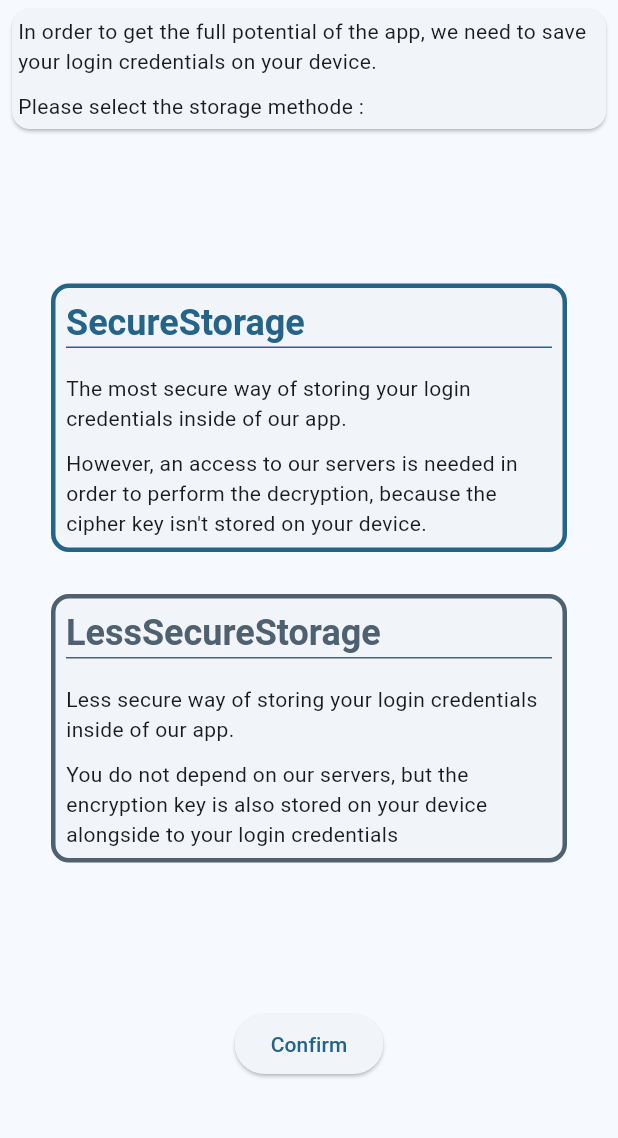
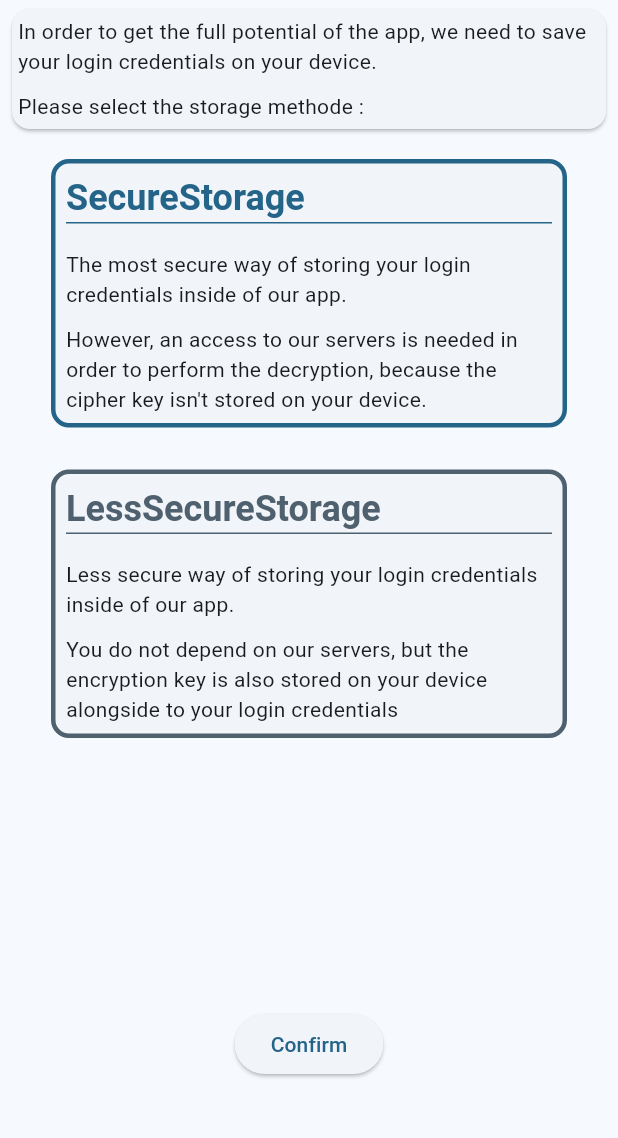
Before and after one commit to devdl11/Flutter-PolyDET, a Flutter app: the AppPageView screen opened directly, on a phone screen of 412 x 824 dp, the part 78-1216 px from its top. Run offline on Flutter 3.47's test engine with Material 2 defaults, Android fonts, the phone set to English and light mode, and no system bars; our stand-ins replace flutter_svg.

Commit message:
push advancements

```diff
--- a/lib/interfaces/view/i_onboarding_subview.dart
+++ b/lib/interfaces/view/i_onboarding_subview.dart
@@ -1,7 +1,37 @@
+import 'package:flutter/material.dart';
+import 'package:polydet/view/elements/simple_description_card.dart';
+
 abstract interface class IOnBoardingSubView {
 
-  /// Called by the OnBoarding button.
-  /// True => Can move on;
-  /// False => Stay on current subview
-  Future<bool> onConfirm();
+  SimpleDescriptionCard getDescription();
 }
+
+mixin OnBoardingSubviewRender {
+  Widget render(Widget description, Widget submenu, String buttonDesc, VoidCallback? callback) {
+    return Column(
+      children: [
+        description,
+        Expanded(
+            child: Column(
+                mainAxisAlignment: MainAxisAlignment.start,
+                mainAxisSize: MainAxisSize.max,
+                children: [
+                  submenu
+                ]
+            )
+        ),
+        ConstrainedBox(
+          constraints: const BoxConstraints(maxHeight: 100),
+          child: Column(
+            mainAxisSize: MainAxisSize.max,
+            children: [
+              ElevatedButton(
+                  onPressed: callback,
+                  child: Text(buttonDesc)),
+            ],
+          ),
+        ),
+      ],
+    );
+  }
+}
--- a/lib/interfaces/view/i_subview_with_description.dart
+++ /dev/null
@@ -1,3 +0,0 @@
-abstract interface class ISubViewWithDescription {
-  List<String> getDescription();
-}
--- /dev/null
+++ b/lib/view/elements/simple_description_card.dart
@@ -0,0 +1,30 @@
+import 'package:flutter/material.dart';
+
+import 'flexible_text_with_padding.dart';
+
+class SimpleDescriptionCard extends StatelessWidget {
+  final List<String> description;
+
+  const SimpleDescriptionCard({super.key, required this.description});
+
+  @override
+  Widget build(BuildContext context) {
+    return Padding(
+      padding: const EdgeInsets.symmetric(
+          vertical: 2, horizontal: 4),
+      child: Card(
+        child: Column(
+          children: [
+            for (final str in description)
+              FlexibleTextWithPadding(
+                text: str,
+                horizontal: 4,
+                vertical: 5,
+              ),
+          ],
+        ),
+      ),
+    );
+  }
+
+}
--- a/lib/view/pages/on_boarding.dart
+++ b/lib/view/pages/on_boarding.dart
@@ -1,11 +1,8 @@
 import 'package:flutter/material.dart';
-import 'package:polydet/interfaces/view/i_onboarding_subview.dart';
 import 'package:polydet/interfaces/view/i_page_with_route.dart';
-import 'package:polydet/interfaces/view/i_subview_with_description.dart';
 import 'package:polydet/types/secure_storage_type.dart';
 import 'package:polydet/view/elements/app_pageview.dart';
 import 'package:polydet/view/elements/colored_header.dart';
-import 'package:polydet/view/elements/flexible_text_with_padding.dart';
 import 'package:polydet/view/subview/OnBoarding/oasis_login_page.dart';
 import 'package:polydet/view/subview/OnBoarding/secure_storage_selection.dart';
 import 'package:provider/provider.dart';
@@ -62,17 +59,14 @@ class FirstSetupState extends ChangeNotifier {
 
 class _OnBoardingPageComponentState extends State<OnBoardingPageComponent> {
   var _submenuIndex = 0;
-  var isSubmenuProcessing = false;
   // first submenu
-  Widget submenu = const SecureStorageSelection();
+  late Widget submenu;
 
-
-  void nextSubview(BuildContext context) {
+  void nextSubview() {
     _submenuIndex += 1;
     if (_submenuIndex == 1) {
       setState(() {
-        submenu = OasisLoginPage();
-        isSubmenuProcessing = false;
+        submenu = OasisLoginPage(changeSubview: nextSubview,);
       });
     } else {
       throw RangeError("Invalid OnBoarding Submenu !");
@@ -80,22 +74,16 @@ class _OnBoardingPageComponentState extends State<OnBoardingPageComponent> {
   }
 
   @override
+  void initState() {
+    super.initState();
+    submenu = SecureStorageSelection(changeSubview: nextSubview,);
+  }
+
+  @override
   Widget build(BuildContext context) {
-    var mediaq = MediaQuery.of(context);
     var theme = Theme.of(context);
-
-
-    // I trust myself
-    var callback = (submenu as IOnBoardingSubView).onConfirm();
-
     var headerTextStyle = theme.textTheme.headlineMedium!
         .merge(TextStyle(color: theme.colorScheme.onPrimary));
-
-    var descrTextStyle = theme.textTheme.bodyLarge!;
-    List<String>? descriptionTexts;
-    if (submenu is ISubViewWithDescription) {
-      descriptionTexts = (submenu as ISubViewWithDescription).getDescription();
-    }
 
     return Column(
       mainAxisSize: MainAxisSize.max,
@@ -104,33 +92,7 @@ class _OnBoardingPageComponentState extends State<OnBoardingPageComponent> {
           color: theme.colorScheme.primary,
           textStyle: headerTextStyle,
         ),
-        Expanded(child: OnBoardingSubMenuAnimation(descriptionTexts: descriptionTexts, submenu: submenu)),
-        ConstrainedBox(
-          constraints: const BoxConstraints(maxHeight: 100),
-          child: Column(
-            mainAxisSize: MainAxisSize.max,
-            children: [
-              ElevatedButton(
-                  onPressed: isSubmenuProcessing ? null : () {
-                    setState(() {
-                      isSubmenuProcessing = true;
-                    });
-                    callback.then((value) {
-                      if (value) {
-                        // move on
-                        nextSubview(context);
-                      } else {
-                        setState(() {
-                          isSubmenuProcessing = false;
-                        });
-                      }
-                    }).onError((error, stackTrace) => null);
-                  },
-                  child: const Text("Confirm")),
-
-            ],
-          ),
-        ),
+        Expanded(child: OnBoardingSubMenuAnimation(submenu: submenu)),
       ],
     );
   }
@@ -139,11 +101,9 @@ class _OnBoardingPageComponentState extends State<OnBoardingPageComponent> {
 class OnBoardingSubMenuAnimation extends StatelessWidget {
   const OnBoardingSubMenuAnimation({
     super.key,
-    required this.descriptionTexts,
     required this.submenu,
   });
 
-  final List<String>? descriptionTexts;
   final Widget submenu;
 
   @override
@@ -160,57 +120,9 @@ class OnBoardingSubMenuAnimation extends StatelessWidget {
             child: child,
           );
         },
-        child: OnBoardingAnimatedChild(descriptionTexts: descriptionTexts, submenu: submenu),
+        child: submenu
       );
   }
-}
-
-class OnBoardingAnimatedChild extends StatelessWidget {
-  const OnBoardingAnimatedChild({
-    super.key,
-    required this.descriptionTexts,
-    required this.submenu,
-  });
-
-  final List<String>? descriptionTexts;
-  final Widget submenu;
-
-  @override
-  Widget build(BuildContext context) {
-    return Column(
-      mainAxisAlignment: MainAxisAlignment.start,
-      mainAxisSize: MainAxisSize.max,
-      children: [
-        if (descriptionTexts != null)
-          Padding(
-            padding: const EdgeInsets.symmetric(
-              vertical: 2, horizontal: 4),
-            child: Card(
-              child: Column(
-                children: [
-                  for (final str in descriptionTexts!)
-                    FlexibleTextWithPadding(
-                      text: str,
-                      horizontal: 4,
-                      vertical: 5,
-                    ),
-                ],
-              ),
-            ),
-          ),
-        Expanded(child: submenu),
-      ],
-    );
-  }
-}
-
-class OnBoardingAnimatedChild2 extends StatelessWidget {
-  @override
-  Widget build(BuildContext context) {
-    // TODO: implement build
-    throw UnimplementedError();
-  }
-
 }
 
 class OnBoardingHeader extends StatelessWidget {
--- /dev/null
+++ b/lib/view/subview/OnBoarding/onboarding_subview.dart
@@ -0,0 +1,18 @@
+import 'package:flutter/cupertino.dart';
+import 'package:polydet/interfaces/view/i_onboarding_subview.dart';
+
+abstract class OnBoardingSubview extends StatefulWidget implements IOnBoardingSubView {
+  final VoidCallback changeSubview;
+
+  const OnBoardingSubview({super.key, required this.changeSubview});
+
+}
+
+abstract class OnBoardingSubviewState<T extends OnBoardingSubview> extends State<T> {
+
+  @override
+  Widget build(BuildContext context) {
+    return const Text("unimplemented");
+  }
+
+}
--- a/lib/view/subview/OnBoarding/secure_storage_selection.dart
+++ b/lib/view/subview/OnBoarding/secure_storage_selection.dart
@@ -1,36 +1,30 @@
 import 'package:flutter/material.dart';
 import 'package:polydet/interfaces/view/i_onboarding_subview.dart';
-import 'package:polydet/interfaces/view/i_subview_with_description.dart';
 import 'package:polydet/types/secure_storage_type.dart';
 import 'package:polydet/view/elements/rich_card_selector.dart';
+import 'package:polydet/view/elements/simple_description_card.dart';
 import 'package:polydet/view/pages/on_boarding.dart';
+import 'package:polydet/view/subview/OnBoarding/onboarding_subview.dart';
 import 'package:provider/provider.dart';
 
-class SecureStorageSelection extends StatefulWidget implements ISubViewWithDescription, IOnBoardingSubView {
-  const SecureStorageSelection({super.key});
+class SecureStorageSelection extends OnBoardingSubview {
+  const SecureStorageSelection({super.key, required super.changeSubview});
 
   @override
   State<SecureStorageSelection> createState() => _SecureStorageSelectionState();
 
   @override
-  List<String> getDescription() {
-    return const [
+  SimpleDescriptionCard getDescription() {
+    return const SimpleDescriptionCard(description: [
       "In order to get the full potential of the app, we need to save your login credentials on your device.",
       "Please select the storage methode : "
-    ];
-  }
-
-  @override
-  Future<bool> onConfirm() async {
-    return true;
+    ],);
   }
 }
 
-class _SecureStorageSelectionState extends State<SecureStorageSelection> {
-  @override
-  Widget build(BuildContext context) {
-    var appState = context.watch<FirstSetupState>();
+class _SecureStorageSelectionState extends OnBoardingSubviewState<SecureStorageSelection> with OnBoardingSubviewRender {
 
+  Widget getBody(FirstSetupState state) {
     return RichCardSelector(
         elements: const [
           (
@@ -57,7 +51,18 @@ class _SecureStorageSelectionState extends State<SecureStorageSelection> {
           if (index < 0 || index > 1)
             {throw RangeError("Invalid index for SS selection !")}
           else
-                {appState.setStorageType(SecureStorageType.values[index])}
+            {state.setStorageType(SecureStorageType.values[index])}
         });
   }
+
+  @override
+  Widget build(BuildContext context) {
+    var appState = context.watch<FirstSetupState>();
+
+    return render(widget.getDescription(), getBody(appState), "Confirm", () {
+      print("pongie");
+      widget.changeSubview();
     }
+    );
+  }
+}
```
Also changed, not shown: lib/view/subview/OnBoarding/oasis_login_page.dart (+25 -42 lines). Lines whose indentation alone changed are shown as unchanged.
